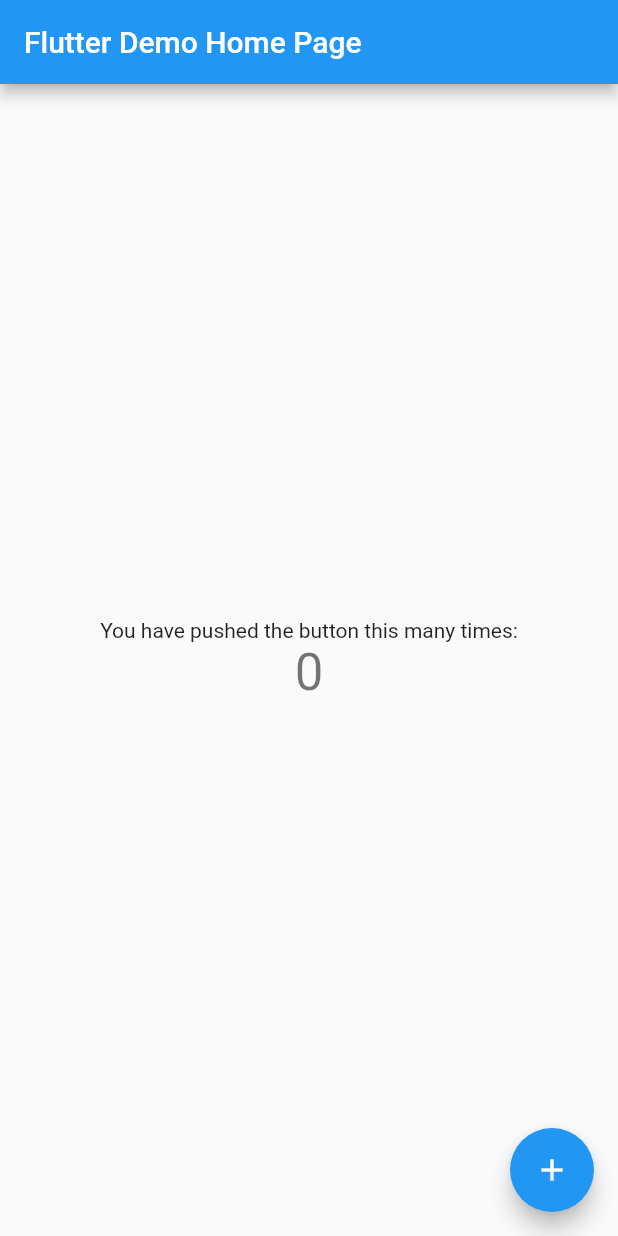
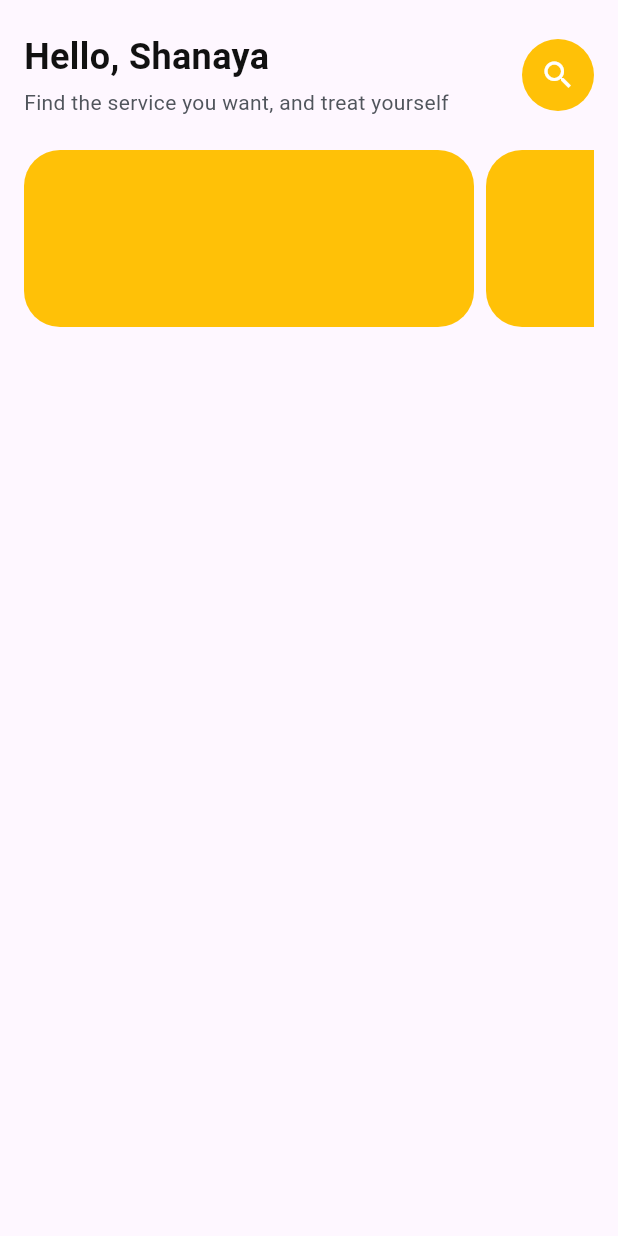
Before and after one commit to darshsingh116/ajnabee_backup, a Flutter app: the screen it shows after launch, on a phone screen of 412 x 824 dp. Run offline on Flutter 3.47's test engine with Material 2 defaults, Android fonts, the light colour scheme and no system bars; Roboto replaces fonts that are missing (Manrope, Nunito Sans).

Commit message:
root_page, header, promo

```diff
--- a/lib/main.dart
+++ b/lib/main.dart
@@ -1,4 +1,6 @@
 import 'package:flutter/material.dart';
+
+import 'views/root_page.dart';
 
 void main() {
   runApp(const MyApp());
@@ -7,109 +9,16 @@
 class MyApp extends StatelessWidget {
   const MyApp({super.key});
 
-  // This widget is the root of your application.
   @override
   Widget build(BuildContext context) {
     return MaterialApp(
       title: 'Flutter Demo',
       theme: ThemeData(
-        // This is the theme of your application.
-        //
-        // Try running your application with "flutter run". You'll see the
-        // application has a blue toolbar. Then, without quitting the app, try
-        // changing the primarySwatch below to Colors.green and then invoke
-        // "hot reload" (press "r" in the console where you ran "flutter run",
-        // or simply save your changes to "hot reload" in a Flutter IDE).
-        // Notice that the counter didn't reset back to zero; the application
-        // is not restarted.
-        primarySwatch: Colors.blue,
+        primarySwatch: Colors.amber,
+        useMaterial3: true,
       ),
-      home: const MyHomePage(title: 'Flutter Demo Home Page'),
+      debugShowCheckedModeBanner: false,
+      home: const RootPage(),
     );
   }
 }
-
-class MyHomePage extends StatefulWidget {
-  const MyHomePage({super.key, required this.title});
-
-  // This widget is the home page of your application. It is stateful, meaning
-  // that it has a State object (defined below) that contains fields that affect
-  // how it looks.
-
-  // This class is the configuration for the state. It holds the values (in this
-  // case the title) provided by the parent (in this case the App widget) and
-  // used by the build method of the State. Fields in a Widget subclass are
-  // always marked "final".
-
-  final String title;
-
-  @override
-  State<MyHomePage> createState() => _MyHomePageState();
-}
-
-class _MyHomePageState extends State<MyHomePage> {
-  int _counter = 0;
-
-  void _incrementCounter() {
-    setState(() {
-      // This call to setState tells the Flutter framework that something has
-      // changed in this State, which causes it to rerun the build method below
-      // so that the display can reflect the updated values. If we changed
-      // _counter without calling setState(), then the build method would not be
-      // called again, and so nothing would appear to happen.
-      _counter++;
-    });
-  }
-
-  @override
-  Widget build(BuildContext context) {
-    // This method is rerun every time setState is called, for instance as done
-    // by the _incrementCounter method above.
-    //
-    // The Flutter framework has been optimized to make rerunning build methods
-    // fast, so that you can just rebuild anything that needs updating rather
-    // than having to individually change instances of widgets.
-    return Scaffold(
-      appBar: AppBar(
-        // Here we take the value from the MyHomePage object that was created by
-        // the App.build method, and use it to set our appbar title.
-        title: Text(widget.title),
-      ),
-      body: Center(
-        // Center is a layout widget. It takes a single child and positions it
-        // in the middle of the parent.
-        child: Column(
-          // Column is also a layout widget. It takes a list of children and
-          // arranges them vertically. By default, it sizes itself to fit its
-          // children horizontally, and tries to be as tall as its parent.
-          //
-          // Invoke "debug painting" (press "p" in the console, choose the
-          // "Toggle Debug Paint" action from the Flutter Inspector in Android
-          // Studio, or the "Toggle Debug Paint" command in Visual Studio Code)
-          // to see the wireframe for each widget.
-          //
-          // Column has various properties to control how it sizes itself and
-          // how it positions its children. Here we use mainAxisAlignment to
-          // center the children vertically; the main axis here is the vertical
-          // axis because Columns are vertical (the cross axis would be
-          // horizontal).
-          mainAxisAlignment: MainAxisAlignment.center,
-          children: <Widget>[
-            const Text(
-              'You have pushed the button this many times:',
-            ),
-            Text(
-              '$_counter',
-              style: Theme.of(context).textTheme.headline4,
-            ),
-          ],
-        ),
-      ),
-      floatingActionButton: FloatingActionButton(
-        onPressed: _incrementCounter,
-        tooltip: 'Increment',
-        child: const Icon(Icons.add),
-      ), // This trailing comma makes auto-formatting nicer for build methods.
-    );
-  }
-}
--- /dev/null
+++ b/lib/views/root_page.dart
@@ -0,0 +1,115 @@
+import 'package:flutter/material.dart';
+
+class RootPage extends StatelessWidget {
+  const RootPage({super.key});
+
+  @override
+  Widget build(BuildContext context) {
+    return Scaffold(
+      appBar: AppBar(
+        toolbarHeight: 0,
+      ),
+      body: Padding(
+        padding: const EdgeInsets.symmetric(
+          vertical: 24,
+          horizontal: 16,
+        ),
+        child: Column(
+          children: [
+            //HEADER
+            Row(
+              mainAxisAlignment: MainAxisAlignment.spaceBetween,
+              mainAxisSize: MainAxisSize.max,
+              children: [
+                const Column(
+                  mainAxisSize: MainAxisSize.min,
+                  mainAxisAlignment: MainAxisAlignment.start,
+                  crossAxisAlignment: CrossAxisAlignment.start,
+                  children: [
+                    Text(
+                      'Hello, Shanaya',
+                      style: TextStyle(
+                        color: Color(0xFF111111),
+                        fontSize: 24,
+                        fontFamily: 'Manrope',
+                        fontWeight: FontWeight.w700,
+                        height: 0,
+                      ),
+                    ),
+                    SizedBox(height: 8),
+                    Text(
+                      'Find the service you want, and treat yourself',
+                      style: TextStyle(
+                        color: Color(0xFF50555C),
+                        fontSize: 14,
+                        fontFamily: 'Nunito Sans',
+                        fontWeight: FontWeight.w400,
+                        height: 0,
+                        letterSpacing: 0.24,
+                      ),
+                    ),
+                  ],
+                ),
+                // const SizedBox(width: 24),
+                Container(
+                  decoration: ShapeDecoration(
+                    color: Colors.amber,
+                    shape: RoundedRectangleBorder(
+                      borderRadius: BorderRadius.circular(50),
+                    ),
+                  ),
+                  child: IconButton(
+                    color: Colors.white,
+                    icon: const Icon(Icons.search),
+                    onPressed: () {},
+                  ),
+                ),
+              ],
+            ),
+            const SizedBox(height: 16),
+            //PROMO
+            SingleChildScrollView(
+              scrollDirection: Axis.horizontal,
+              child: Padding(
+                padding: const EdgeInsets.symmetric(
+                  vertical: 8,
+                ),
+                child: Row(
+                  mainAxisAlignment: MainAxisAlignment.start,
+                  children: [
+                    Container(
+                      width: 300,
+                      height: 118,
+                      decoration: BoxDecoration(
+                        borderRadius: BorderRadius.circular(24),
+                        color: Colors.amber,
+                      ),
+                    ),
+                    const SizedBox(width: 8),
+                    Container(
+                      width: 300,
+                      height: 118,
+                      decoration: BoxDecoration(
+                        borderRadius: BorderRadius.circular(24),
+                        color: Colors.amber,
+                      ),
+                    ),
+                    const SizedBox(width: 8),
+                    Container(
+                      width: 300,
+                      height: 118,
+                      decoration: BoxDecoration(
+                        borderRadius: BorderRadius.circular(24),
+                        color: Colors.amber,
+                      ),
+                    ),
+                  ],
+                ),
+              ),
+            ),
+          ],
+        ),
+      ),
+    );
+  }
+}
```
Also changed, not shown: 2 other files.
